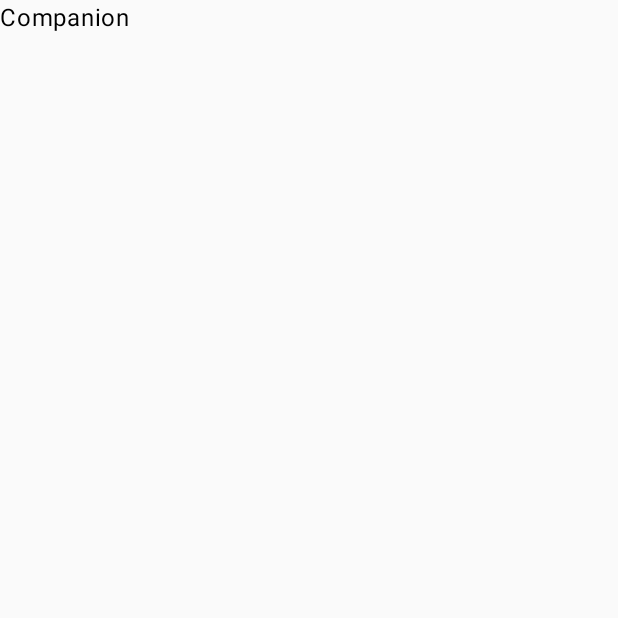
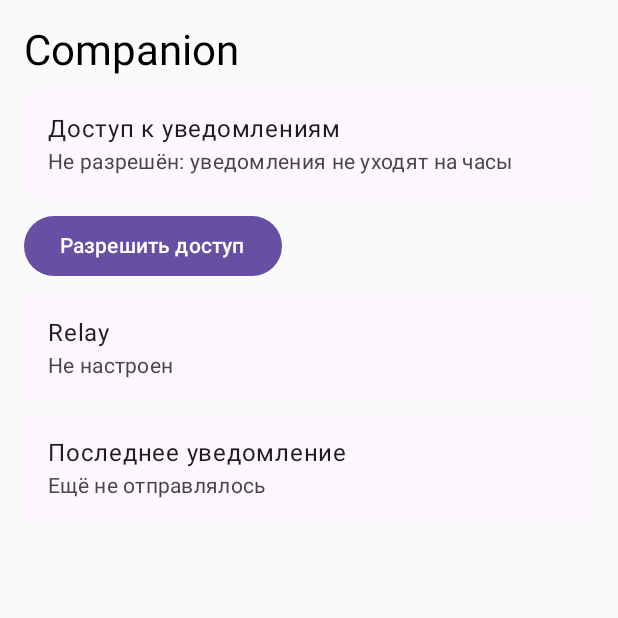
Before and after one commit to ForeverInLaw/watchable, an Android app built with Jetpack Compose: the screen it shows after launch (MainActivity), on a phone screen of 412 x 824 dp, the top half of it. Before the commit the part shown is almost empty. Run offline under Robolectric (Android 15) with nearby library versions, the phone set to English and light mode, and no system bars.

Commit message:
feat(android): listen for notifications and show access and delivery status

```diff
--- a/android/app/build.gradle.kts
+++ b/android/app/build.gradle.kts
@@ -43,7 +43,8 @@ android {
     }
 
     testOptions {
-        unitTests.isReturnDefaultValues = false
+        // Robolectric reads the merged manifest, and with it targetSdk, only with resources included.
+        unitTests.isIncludeAndroidResources = true
     }
 }
 
--- /dev/null
+++ b/android/app/src/main/kotlin/io/github/foreverinlaw/personalwatch/companion/CompanionApp.kt
@@ -0,0 +1,38 @@
+package io.github.foreverinlaw.personalwatch.companion
+
+import android.app.Application
+import android.util.Log
+import io.github.foreverinlaw.personalwatch.core.network.EventUploader
+import io.github.foreverinlaw.personalwatch.core.network.RelayClient
+import kotlinx.coroutines.CoroutineScope
+import kotlinx.coroutines.Dispatchers
+import kotlinx.coroutines.SupervisorJob
+import okhttp3.HttpUrl.Companion.toHttpUrlOrNull
+import java.time.Instant
+
+/** Holds the app-wide objects the listener service and the screen share. */
+class CompanionApp : Application() {
+    val deliveryStatus = DeliveryStatus()
+
+    /** Null when the build carries no usable relay URL or token. */
+    val uploader: EventUploader? by lazy {
+        val url = BuildConfig.RELAY_URL.toHttpUrlOrNull() ?: return@lazy null
+        if (BuildConfig.RELAY_TOKEN.isBlank()) return@lazy null
+        val client = RelayClient(url, BuildConfig.RELAY_TOKEN)
+        EventUploader(
+            scope = CoroutineScope(SupervisorJob() + Dispatchers.Default),
+            send = client::postNotification,
+            onFinished = { event, outcome ->
+                // Never log notification text (TZ §7.8).
+                Log.i(TAG, "event ${event.eventId}: $outcome")
+                deliveryStatus.record(outcome, Instant.now())
+            },
+        )
+    }
+
+    val isRelayConfigured: Boolean get() = uploader != null
+
+    private companion object {
+        const val TAG = "CompanionApp"
+    }
+}
--- /dev/null
+++ b/android/app/src/main/kotlin/io/github/foreverinlaw/personalwatch/companion/DeliveryStatus.kt
@@ -0,0 +1,19 @@
+package io.github.foreverinlaw.personalwatch.companion
+
+import io.github.foreverinlaw.personalwatch.core.network.RelayOutcome
+import kotlinx.coroutines.flow.MutableStateFlow
+import kotlinx.coroutines.flow.StateFlow
+import kotlinx.coroutines.flow.asStateFlow
+import java.time.Instant
+
+/** The last event's fate at the relay, for the status screen. */
+class DeliveryStatus {
+    data class Delivery(val outcome: RelayOutcome, val at: Instant)
+
+    private val last = MutableStateFlow<Delivery?>(null)
+    val lastDelivery: StateFlow<Delivery?> = last.asStateFlow()
+
+    fun record(outcome: RelayOutcome, at: Instant) {
+        last.value = Delivery(outcome, at)
+    }
+}
--- a/android/app/src/main/kotlin/io/github/foreverinlaw/personalwatch/companion/MainActivity.kt
+++ b/android/app/src/main/kotlin/io/github/foreverinlaw/personalwatch/companion/MainActivity.kt
@@ -3,12 +3,18 @@ package io.github.foreverinlaw.personalwatch.companion
 import android.os.Bundle
 import androidx.activity.ComponentActivity
 import androidx.activity.compose.setContent
+import androidx.activity.enableEdgeToEdge
 import androidx.compose.material3.MaterialTheme
-import androidx.compose.material3.Text
 
 class MainActivity : ComponentActivity() {
     override fun onCreate(savedInstanceState: Bundle?) {
         super.onCreate(savedInstanceState)
-        setContent { MaterialTheme { Text("Companion") } }
+        enableEdgeToEdge()
+        val app = application as CompanionApp
+        setContent {
+            MaterialTheme {
+                StatusScreen(isRelayConfigured = app.isRelayConfigured, deliveryStatus = app.deliveryStatus)
+            }
+        }
     }
 }
--- /dev/null
+++ b/android/app/src/main/kotlin/io/github/foreverinlaw/personalwatch/companion/StatusScreen.kt
@@ -0,0 +1,80 @@
+package io.github.foreverinlaw.personalwatch.companion
+
+import android.content.Context
+import android.content.Intent
+import android.provider.Settings
+import androidx.compose.foundation.layout.Arrangement
+import androidx.compose.foundation.layout.Column
+import androidx.compose.foundation.layout.fillMaxSize
+import androidx.compose.foundation.layout.padding
+import androidx.compose.foundation.layout.safeDrawingPadding
+import androidx.compose.material3.Button
+import androidx.compose.material3.ListItem
+import androidx.compose.material3.MaterialTheme
+import androidx.compose.material3.Text
+import androidx.compose.runtime.Composable
+import androidx.compose.runtime.getValue
+import androidx.compose.runtime.remember
+import androidx.compose.ui.Modifier
+import androidx.compose.ui.platform.LocalContext
+import androidx.compose.ui.res.stringResource
+import androidx.compose.ui.unit.dp
+import androidx.core.app.NotificationManagerCompat
+import androidx.lifecycle.compose.LocalLifecycleOwner
+import androidx.lifecycle.compose.collectAsStateWithLifecycle
+import io.github.foreverinlaw.personalwatch.core.network.RelayOutcome
+import java.time.ZoneId
+import java.time.format.DateTimeFormatter
+import java.time.format.FormatStyle
+
+/** Notification access, relay configuration and the last delivery (WATCH-12). */
+@Composable
+fun StatusScreen(isRelayConfigured: Boolean, deliveryStatus: DeliveryStatus) {
+    val context = LocalContext.current
+    // Re-read on every lifecycle change, so returning from the system settings shows the new state.
+    val lifecycleState by LocalLifecycleOwner.current.lifecycle.currentStateFlow.collectAsStateWithLifecycle()
+    val hasAccess = remember(lifecycleState) { context.hasNotificationAccess() }
+    val lastDelivery by deliveryStatus.lastDelivery.collectAsStateWithLifecycle()
+
+    Column(
+        modifier = Modifier.fillMaxSize().safeDrawingPadding().padding(16.dp),
+        verticalArrangement = Arrangement.spacedBy(8.dp),
+    ) {
+        Text(stringResource(R.string.app_name), style = MaterialTheme.typography.headlineMedium)
+        ListItem(
+            headlineContent = { Text(stringResource(R.string.notification_access)) },
+            supportingContent = {
+                Text(stringResource(if (hasAccess) R.string.notification_access_granted else R.string.notification_access_missing))
+            },
+        )
+        if (!hasAccess) {
+            Button(onClick = { context.startActivity(Intent(Settings.ACTION_NOTIFICATION_LISTENER_SETTINGS)) }) {
+                Text(stringResource(R.string.grant_notification_access))
+            }
+        }
+        ListItem(
+            headlineContent = { Text(stringResource(R.string.relay)) },
+            supportingContent = {
+                Text(stringResource(if (isRelayConfigured) R.string.relay_configured else R.string.relay_not_configured))
+            },
+        )
+        ListItem(
+            headlineContent = { Text(stringResource(R.string.last_event)) },
+            supportingContent = { Text(lastDelivery?.let { deliveryText(it) } ?: stringResource(R.string.last_event_none)) },
+        )
+    }
+}
+
+@Composable
+private fun deliveryText(delivery: DeliveryStatus.Delivery): String {
+    val time = TIME_FORMAT.format(delivery.at.atZone(ZoneId.systemDefault()))
+    return when (val outcome = delivery.outcome) {
+        RelayOutcome.Accepted -> stringResource(R.string.last_event_accepted, time)
+        is RelayOutcome.Retry -> stringResource(R.string.last_event_unreachable, time)
+        is RelayOutcome.Rejected -> stringResource(R.string.last_event_rejected, time, outcome.code ?: outcome.status.toString())
+    }
+}
+
+private val TIME_FORMAT: DateTimeFormatter = DateTimeFormatter.ofLocalizedTime(FormatStyle.MEDIUM)
+
+private fun Context.hasNotificationAccess() = packageName in NotificationManagerCompat.getEnabledListenerPackages(this)
--- a/android/app/src/main/res/values/strings.xml
+++ b/android/app/src/main/res/values/strings.xml
@@ -1,4 +1,16 @@
 <?xml version="1.0" encoding="utf-8"?>
 <resources>
     <string name="app_name">Companion</string>
+    <string name="notification_access">Доступ к уведомлениям</string>
+    <string name="notification_access_granted">Разрешён</string>
+    <string name="notification_access_missing">Не разрешён: уведомления не уходят на часы</string>
+    <string name="grant_notification_access">Разрешить доступ</string>
+    <string name="relay">Relay</string>
+    <string name="relay_configured">Настроен</string>
+    <string name="relay_not_configured">Не настроен</string>
+    <string name="last_event">Последнее уведомление</string>
+    <string name="last_event_none">Ещё не отправлялось</string>
+    <string name="last_event_accepted">Доставлено на relay в %1$s</string>
+    <string name="last_event_unreachable">Relay недоступен, отправка прекращена в %1$s</string>
+    <string name="last_event_rejected">Relay отклонил в %1$s: %2$s</string>
 </resources>
--- a/android/core/network/build.gradle.kts
+++ b/android/core/network/build.gradle.kts
@@ -8,7 +8,7 @@ kotlin { jvmToolchain(21) }
 dependencies {
     api(project(":core:protocol"))
     api(libs.kotlinx.coroutines.core)
-    implementation(libs.okhttp)
+    api(libs.okhttp)
 
     testImplementation(libs.junit)
     testImplementation(libs.kotlinx.coroutines.test)
--- a/android/core/network/src/main/kotlin/io/github/foreverinlaw/personalwatch/core/network/RelayClient.kt
+++ b/android/core/network/src/main/kotlin/io/github/foreverinlaw/personalwatch/core/network/RelayClient.kt
@@ -6,7 +6,7 @@ import io.github.foreverinlaw.personalwatch.core.protocol.ProtocolJson
 import kotlinx.coroutines.Dispatchers
 import kotlinx.coroutines.withContext
 import kotlinx.serialization.SerializationException
-import okhttp3.HttpUrl.Companion.toHttpUrl
+import okhttp3.HttpUrl
 import okhttp3.MediaType.Companion.toMediaType
 import okhttp3.OkHttpClient
 import okhttp3.Request
@@ -20,11 +20,11 @@ import kotlin.time.Duration.Companion.seconds
  * The relay's HTTP API (TZ §5.1). Until pairing (M2) every request carries one static bearer token.
  */
 class RelayClient(
-    baseUrl: String,
+    baseUrl: HttpUrl,
     private val token: String,
     private val http: OkHttpClient = OkHttpClient(),
 ) {
-    private val notificationUrl = baseUrl.toHttpUrl().newBuilder().addPathSegments("v1/events/notification").build()
+    private val notificationUrl = baseUrl.newBuilder().addPathSegments("v1/events/notification").build()
 
     /** Sends one event; the event id doubles as the idempotency key, so a resend is recognized. */
     suspend fun postNotification(event: NotificationEvent): RelayOutcome {
```
Also changed, not shown: android/app/src/main/AndroidManifest.xml (+20 -0 lines), android/app/src/main/kotlin/io/github/foreverinlaw/personalwatch/companion/CompanionListenerService.kt (added, +33 -0 lines), android/app/src/main/kotlin/io/github/foreverinlaw/personalwatch/companion/StatusBarNotifications.kt (added, +52 -0 lines), android/app/src/main/res/xml/data_extraction_rules.xml (added, +18 -0 lines), 2 other files.
